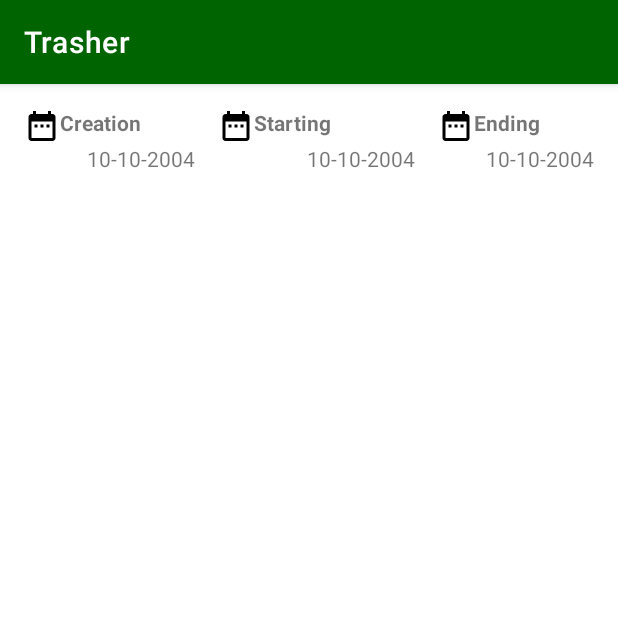
After one commit to assimhabeek/trasherapp, an Android app: the ChallengeActivity screen opened directly, with no data from a screen before it, on a phone screen of 412 x 824 dp, the top half of it. The commit adds this screen. Run offline under Robolectric (Android 15) with nearby library versions, the phone set to English and light mode, and no system bars.

Commit message:
Starting Challenge Activiy

```diff
--- a/app/build.gradle
+++ b/app/build.gradle
@@ -87,4 +87,5 @@ dependencies {
     implementation 'androidx.navigation:navigation-fragment-ktx:2.1.0'
     implementation 'androidx.navigation:navigation-ui-ktx:2.1.0'
     implementation fileTree(dir: 'libs', include: ['*.aar', '*.jar'], exclude: [])
+    implementation 'androidx.constraintlayout:constraintlayout:1.1.3'
 }
--- a/app/src/main/AndroidManifest.xml
+++ b/app/src/main/AndroidManifest.xml
@@ -8,7 +8,6 @@
     <uses-permission android:name="android.permission.WRITE_EXTERNAL_STORAGE" />
     <uses-permission android:name="android.permission.CAMERA" />
     <uses-permission android:name="android.permission.READ_EXTERNAL_STORAGE" />
-
     <uses-permission android:name="android.permission.INTERNET" />
 
     <uses-feature android:name="android.hardware.location.gps" />
@@ -21,7 +20,7 @@
         android:supportsRtl="true"
         android:theme="@style/AppTheme"
         tools:ignore="GoogleAppIndexingWarning">
-
+        <activity android:name=".ChallengeActivity"></activity>
         <activity android:name=".ui.SplashActivity">
             <intent-filter>
                 <action android:name="android.intent.action.MAIN" />
--- /dev/null
+++ b/app/src/main/java/com/stic/trasher/ChallengeActivity.kt
@@ -0,0 +1,39 @@
+package com.stic.trasher
+
+import androidx.appcompat.app.AppCompatActivity
+import android.os.Bundle
+import androidx.core.app.ComponentActivity.ExtraData
+import androidx.core.content.ContextCompat.getSystemService
+import android.icu.lang.UCharacter.GraphemeClusterBreak.T
+import android.os.AsyncTask
+import android.widget.Toast
+import com.stic.trasher.utils.HttpClient
+import dz.stic.model.Challenge
+import java.lang.Exception
+
+
+class ChallengeActivity : AppCompatActivity() {
+
+    private lateinit var challenge: Challenge
+
+    override fun onCreate(savedInstanceState: Bundle?) {
+        super.onCreate(savedInstanceState)
+        setContentView(R.layout.activity_challenge)
+        val challengeId = intent.getIntExtra("challengeId", 0)
+        loadChallenge(challengeId)
+    }
+
+    fun loadChallenge(challengeId:Int){
+        Thread(Runnable {
+            try {
+               val responnse = HttpClient.challengeService(this).findById(challengeId).execute()
+                if (responnse.code()==200){
+                    print(responnse.body()!!.id)
+                }
+            }catch (e:Exception){
+                e.printStackTrace()
+            }
+
+        })
+    }
+}
--- a/app/src/main/java/com/stic/trasher/services/AuthService.kt
+++ b/app/src/main/java/com/stic/trasher/services/AuthService.kt
@@ -1,6 +1,7 @@
 package com.stic.trasher.services
 
 import com.stic.trasher.utils.JWtRequest
+import com.stic.trasher.utils.JwtResponse
 import dz.stic.model.Client
 import org.json.JSONObject
 import retrofit2.Call
@@ -11,7 +12,7 @@ import retrofit2.http.POST
 interface AuthService {
 
     @POST("auth/login")
-    fun login(@Body user: JWtRequest): Call<String>
+    fun login(@Body user: JWtRequest): Call<JwtResponse>
 
     @POST("auth/register")
     fun register(@Body user: Client): Call<Boolean>
--- /dev/null
+++ b/app/src/main/res/drawable-anydpi/ic_date_range.xml
@@ -0,0 +1,9 @@
+<vector xmlns:android="http://schemas.android.com/apk/res/android"
+        android:width="24dp"
+        android:height="24dp"
+        android:viewportWidth="24.0"
+        android:viewportHeight="24.0">
+    <path
+        android:fillColor="#FF000000"
+        android:pathData="M9,11L7,11v2h2v-2zM13,11h-2v2h2v-2zM17,11h-2v2h2v-2zM19,4h-1L18,2h-2v2L8,4L8,2L6,2v2L5,4c-1.11,0 -1.99,0.9 -1.99,2L3,20c0,1.1 0.89,2 2,2h14c1.1,0 2,-0.9 2,-2L21,6c0,-1.1 -0.9,-2 -2,-2zM19,20L5,20L5,9h14v11z"/>
+</vector>
--- /dev/null
+++ b/app/src/main/res/layout/activity_challenge.xml
@@ -0,0 +1,119 @@
+<?xml version="1.0" encoding="utf-8"?>
+<RelativeLayout xmlns:android="http://schemas.android.com/apk/res/android"
+    xmlns:tools="http://schemas.android.com/tools"
+    android:layout_width="match_parent"
+    android:layout_height="match_parent"
+    xmlns:app="http://schemas.android.com/apk/res-auto"
+    tools:context=".ChallengeActivity">
+
+    <RelativeLayout
+        android:padding="16dp"
+        android:id="@+id/header"
+        android:layout_width="match_parent"
+        android:layout_height="wrap_content"
+        android:layout_alignParentTop="true">
+
+        <RelativeLayout
+            android:id="@+id/creation_date_layout"
+            android:layout_width="wrap_content"
+            android:layout_alignParentLeft="true"
+            android:layout_height="wrap_content">
+
+            <com.google.android.material.textview.MaterialTextView
+                android:id="@+id/creation_date_label"
+                android:layout_width="wrap_content"
+                android:textStyle="bold"
+                app:drawableLeftCompat="@drawable/ic_date_range"
+                android:layout_height="wrap_content"
+                android:text="@string/creation_date" />
+
+            <com.google.android.material.textview.MaterialTextView
+                android:id="@+id/creation_date"
+                android:layout_marginLeft="-36dp"
+                android:layout_toRightOf="@id/creation_date_label"
+                android:layout_below="@id/creation_date_label"
+                android:layout_width="wrap_content"
+                android:layout_height="wrap_content"
+                android:text="10-10-2004" />
+
+        </RelativeLayout>
+
+        <RelativeLayout
+            android:id="@+id/starting_date_layout"
+            android:layout_width="wrap_content"
+            android:gravity="center"
+            android:layout_toLeftOf="@id/ending_date_layout"
+            android:layout_toRightOf="@id/creation_date_layout"
+            android:layout_height="wrap_content"
+            android:layout_toStartOf="@id/ending_date_layout"
+            android:layout_toEndOf="@id/creation_date_layout">
+
+
+            <com.google.android.material.textview.MaterialTextView
+                android:id="@+id/starting_date_label"
+                android:layout_width="wrap_content"
+                android:textStyle="bold"
+                app:drawableLeftCompat="@drawable/ic_date_range"
+                android:layout_height="wrap_content"
+                android:text="@string/starting_date" />
+
+            <com.google.android.material.textview.MaterialTextView
+                android:id="@+id/starting_date"
+                android:layout_marginLeft="-36dp"
+                android:layout_toRightOf="@id/starting_date_label"
+                android:layout_below="@id/starting_date_label"
+                android:layout_width="wrap_content"
+                android:layout_height="wrap_content"
+                android:text="10-10-2004"
+                android:layout_marginStart="-16dp"
+                android:layout_toEndOf="@id/starting_date_label" />
+
+        </RelativeLayout>
+
+        <RelativeLayout
+            android:layout_alignParentRight="true"
+            android:id="@+id/ending_date_layout"
+            android:layout_width="wrap_content"
+            android:layout_height="wrap_content"
+            android:layout_alignParentEnd="true">
+
+
+            <com.google.android.material.textview.MaterialTextView
+                android:id="@+id/ending_date_label"
+                android:layout_width="wrap_content"
+                android:textStyle="bold"
+                app:drawableLeftCompat="@drawable/ic_date_range"
+                android:layout_height="wrap_content"
+                android:text="@string/ending_date" />
+
+            <com.google.android.material.textview.MaterialTextView
+                android:id="@+id/ending_date"
+                android:layout_marginLeft="-36dp"
+                android:layout_toRightOf="@id/ending_date_label"
+                android:layout_below="@id/ending_date_label"
+                android:layout_width="wrap_content"
+                android:layout_height="wrap_content"
+                android:text="10-10-2004" />
+
+        </RelativeLayout>
+
+
+    </RelativeLayout>
+
+<RelativeLayout
+android:id="@+id/footer"
+android:layout_alignParentBottom="true"
+android:layout_height="wrap_content"
+android:layout_width="match_parent">
+
+</RelativeLayout>
+
+<ScrollView
+android:layout_above="@id/footer"
+android:layout_below="@id/header"
+android:layout_height="wrap_content"
+android:layout_width="match_parent">
+
+</ScrollView>
+
+    </RelativeLayout>
--- a/app/src/main/res/layout/framgment_challenges.xml
+++ b/app/src/main/res/layout/framgment_challenges.xml
@@ -24,7 +24,6 @@
         style="@style/SpinKitView.Large.Circle"
         android:layout_width="wrap_content"
         android:layout_height="wrap_content"
-        android:visibility="gone"
         android:layout_gravity="center"
         app:SpinKit_Color="@color/colorPrimary" />
 
--- a/app/src/main/res/values/strings.xml
+++ b/app/src/main/res/values/strings.xml
@@ -29,4 +29,7 @@
     <string name="go_to_setting_required_permissions">Go to setting and grant required permissions</string>
     <string name="ok">OK</string>
     <string name="logout">Logout</string>
+    <string name="creation_date">Creation</string>
+    <string name="starting_date">Starting</string>
+    <string name="ending_date">Ending</string>
 </resources>
```
Also changed, not shown: app/src/main/java/com/stic/trasher/adapters/ChallengesRecyclerViewAdapter.kt (+21 -3 lines), app/src/main/java/com/stic/trasher/services/ChallengeService.kt (+6 -2 lines), app/src/main/java/com/stic/trasher/ui/LoginActivity.kt (+10 -10 lines), app/src/main/java/com/stic/trasher/ui/framgments/ChallengesFragment.kt (+33 -22 lines), app/src/main/java/com/stic/trasher/ui/framgments/ChallengesListFragment.kt (+14 -3 lines), app/src/main/java/com/stic/trasher/ui/framgments/ChallengesMapFragment.kt (+9 -4 lines), app/src/main/java/com/stic/trasher/utils/GsonDateAdapter.java (added, +28 -0 lines), app/src/main/java/com/stic/trasher/utils/HttpClient.kt (+27 -7 lines), app/src/main/java/com/stic/trasher/utils/JwtResponse.java (added, +16 -0 lines).
